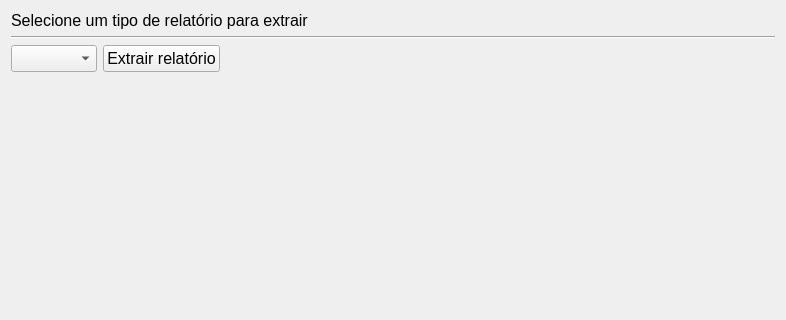
First picture: the form in windows/reports.ui, repository rafaelhamdan/swingtrade, before the edit; both pictures show x 0 to 786 and y 0 to 320 of the 786 by 583 pixel window.
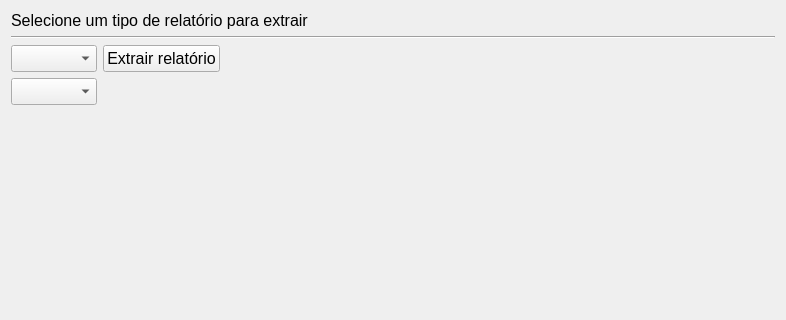
Second picture: the form after the edit.

Commit message: Adding taxes reports

```diff
--- a/windows/reports.ui
+++ b/windows/reports.ui
@@ -75,6 +75,32 @@
      </item>
     </layout>
    </item>
+   <item>
+    <layout class="QHBoxLayout" name="horizontalLayout">
+     <item>
+      <widget class="QComboBox" name="year">
+       <property name="font">
+        <font>
+         <pointsize>12</pointsize>
+        </font>
+       </property>
+      </widget>
+     </item>
+     <item>
+      <spacer name="horizontalSpacer_2">
+       <property name="orientation">
+        <enum>Qt::Horizontal</enum>
+       </property>
+       <property name="sizeHint" stdset="0">
+        <size>
+         <width>40</width>
+         <height>20</height>
+        </size>
+       </property>
+      </spacer>
+     </item>
+    </layout>
+   </item>
    <item>
     <spacer name="verticalSpacer">
      <property name="orientation">
```
The commit also changes 6 other files.
